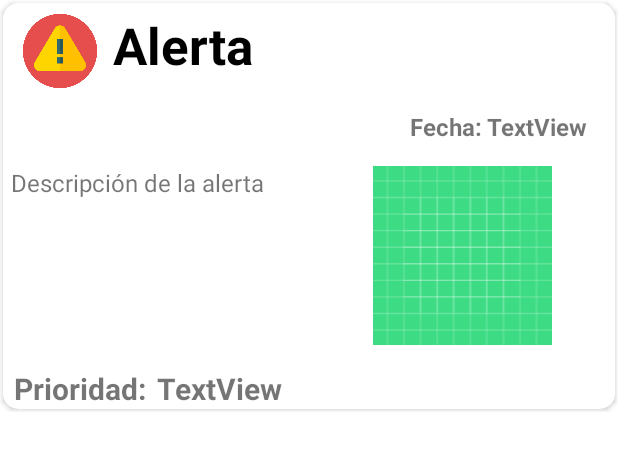
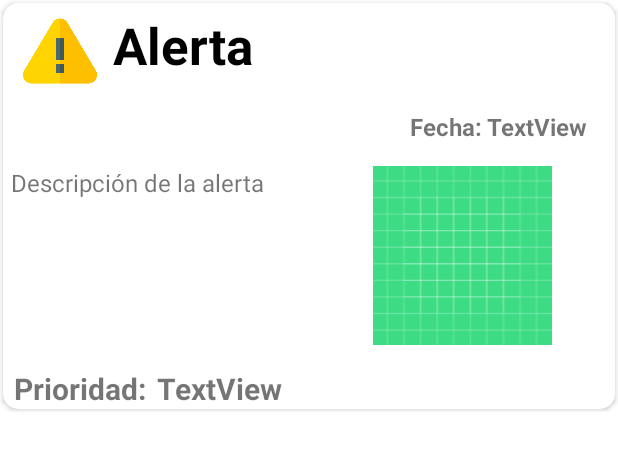
Before and after one commit to GermanGuzmanLopez/Atizappan, an Android app: the layout renglon_alerta.xml on its own in the app's theme, with its tools: preview values and no code run, on a phone screen of 412 x 824 dp. Shown: the top 450 px of the screen. Run offline under Robolectric (Android 15) with nearby library versions, the phone set to English and light mode, and no system bars.

Commit message:
Renglon alerta edit

```diff
--- a/app/src/main/res/layout/renglon_alerta.xml
+++ b/app/src/main/res/layout/renglon_alerta.xml
@@ -29,8 +29,11 @@
                     android:layout_gravity="center_horizontal|center_vertical"
                     android:layout_marginStart="8dp"
                     android:layout_marginTop="1dp"
+                    android:adjustViewBounds="false"
+                    android:cropToPadding="false"
                     android:padding="5dp"
-                    app:srcCompat="@drawable/alert_high" />
+                    android:scaleType="fitCenter"
+                    app:srcCompat="@drawable/alert" />
 
                 <TextView
                     android:id="@+id/tvAlerta"
```
Also changed, not shown: app/src/main/res/drawable/alert.png (added).
